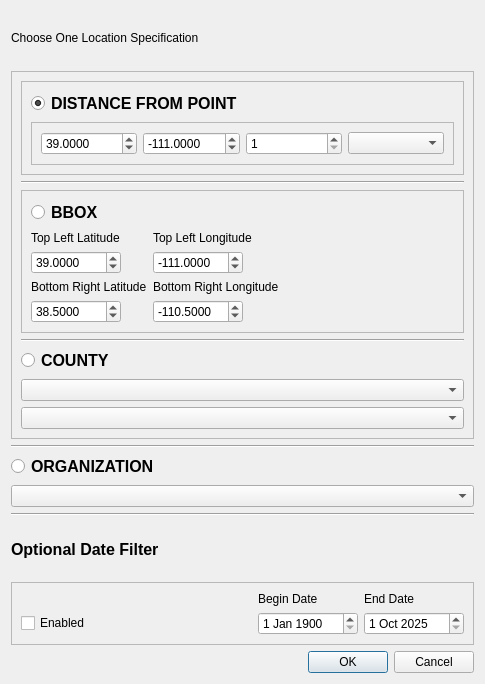
inkenbrandt/wqxsde, file wqxsde/wqpdialog.ui: the form before one commit.
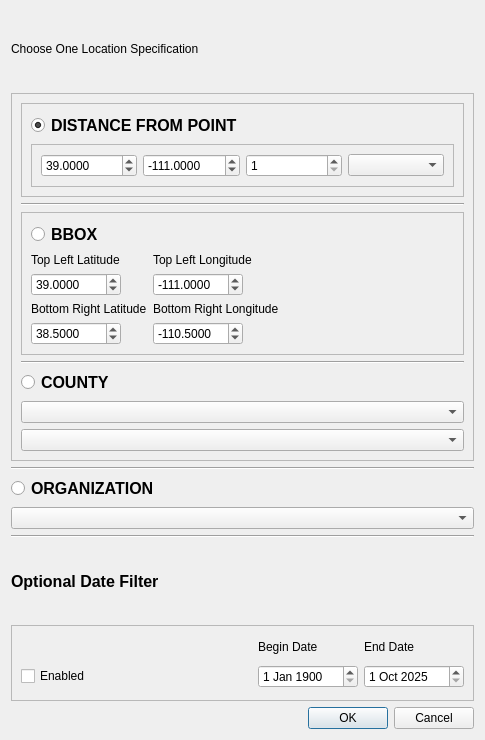
The form after the commit.

```diff
--- a/wqxsde/wqpdialog.ui
+++ b/wqxsde/wqpdialog.ui
@@ -7,7 +7,7 @@
     <x>0</x>
     <y>0</y>
     <width>485</width>
-    <height>684</height>
+    <height>740</height>
    </rect>
   </property>
   <property name="windowTitle">
```
